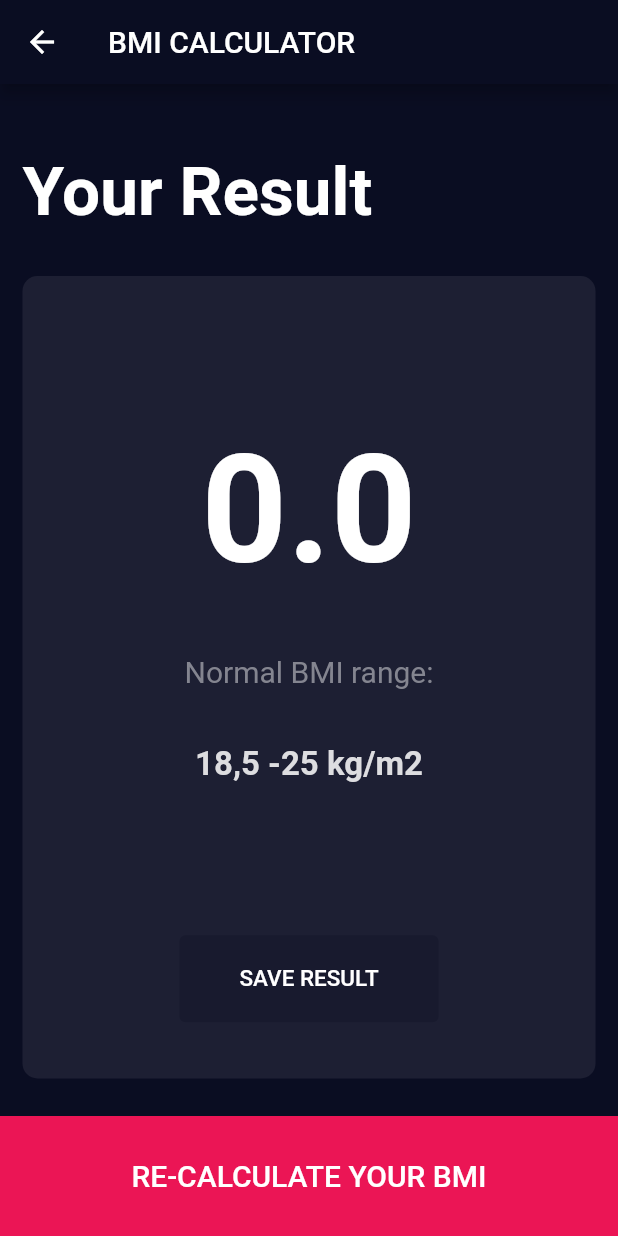
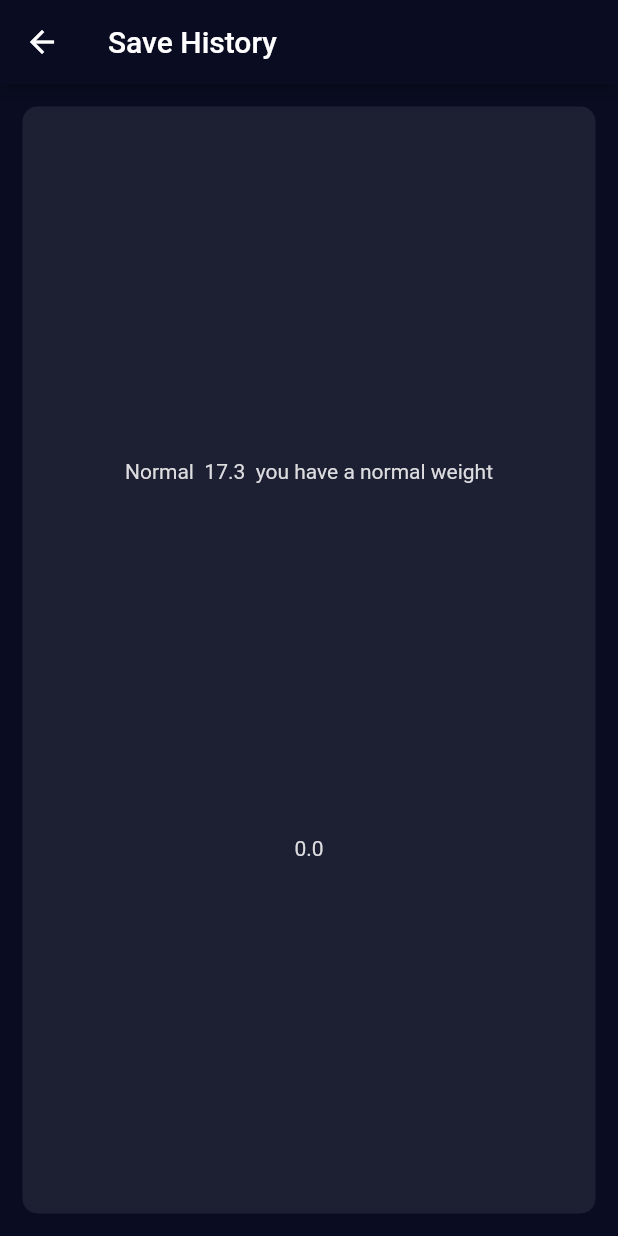
Before and after one commit to Abhishek-J-B-R-I/bmilogic, a Flutter app: the result screen opened directly with empty values, after a tap on "SAVE RESULT", on a phone screen of 412 x 824 dp. Run offline on Flutter 3.47's test engine with Material 2 defaults, Android fonts, the phone set to English and light mode, and no system bars; our stand-ins replace font_awesome_flutter.

Commit message:
i created logic done and many things

```diff
--- a/lib/Components/contant_file.dart
+++ b/lib/Components/contant_file.dart
@@ -28,3 +28,8 @@ const result_bottom_text_styel=TextStyle(
   fontSize: 22,
 
 );
+
+const save_history_style= TextStyle(
+  color: Color(0xFFDDDDE0),
+
+);
--- a/lib/Screen/result.dart
+++ b/lib/Screen/result.dart
@@ -3,7 +3,7 @@ import 'package:bmi/logic/logic.dart';
 import 'package:flutter/material.dart';
 import '../Components/container.dart';
 import '../Components/contant_file.dart';
-
+import 'save_result.dart';
 
 
 class result extends StatelessWidget {
@@ -32,7 +32,22 @@ class result extends StatelessWidget {
               Text("Normal BMI range:", style: TextStyle(color: Color(0xFF848590), fontSize: 20),),
               Text("18,5 -25 kg/m2",style: result_bottom_text_styel,),
               Text(bmi_message,textAlign: TextAlign.center,style: result_bottom_text_styel,),
-              TextButton(onPressed: (){}, child: Text("SAVE RESULT", style: TextStyle(color: Color(0xFFFFFFFF) , fontSize: 15),), style: ButtonStyle(backgroundColor: MaterialStateProperty.all(Color(0xFF181A2E)), padding: MaterialStateProperty.all(EdgeInsets.only(left: 40,right: 40,top: 20,bottom: 20)),),),
+              TextButton(onPressed: (){
+                save_history_list.add(
+                  Row(
+
+                    mainAxisAlignment: MainAxisAlignment.center,
+                    children: [
+                      Text(bmis,style: save_history_style,),
+                      Text(" "),
+                      Text(bmic.toStringAsFixed(1),style: save_history_style,),
+                      Text(" "),
+                      Text(bmi_message,style: save_history_style,)
+                    ],
+                  ),
+                );
+                Navigator.push(context, MaterialPageRoute(builder: (context)=>save_history()));
+              }, child: Text("SAVE RESULT", style: TextStyle(color: Color(0xFFFFFFFF) , fontSize: 15),), style: ButtonStyle(backgroundColor: MaterialStateProperty.all(Color(0xFF181A2E)), padding: MaterialStateProperty.all(EdgeInsets.only(left: 40,right: 40,top: 20,bottom: 20)),),),
 
             ],
           ),(){}),),button_bottom(text: "RE-CALCULATE YOUR BMI", onpre: (){
--- /dev/null
+++ b/lib/Screen/save_result.dart
@@ -0,0 +1,44 @@
+import 'package:bmi/Components/container.dart';
+import 'package:flutter/material.dart';
+import 'result.dart';
+import 'package:bmi/Components/contant_file.dart';
+const avatar=1;
+List<Row> save_history_list =[
+  Row(
+    mainAxisAlignment: MainAxisAlignment.center,
+    children: [
+      Text("Normal ",style: save_history_style,),
+      Text(" 17.3 ", style: save_history_style,),
+      Text(" you have a normal weight", style: save_history_style,)
+    ],
+  ),
+];
+class save_history extends StatelessWidget {
+
+
+  @override
+  Widget build(BuildContext context) {
+    return Scaffold(
+      appBar: AppBar(
+        title: Text("Save History"),
+      ),
+      body:/* Column(
+        mainAxisAlignment: MainAxisAlignment.spaceEvenly,
+        crossAxisAlignment: CrossAxisAlignment.center,
+        children: save_history_list,
+      ),*/
+      Column(
+        children: [
+          Expanded(
+
+            child: container( Color(0xFF1D1F33), Column(
+              mainAxisAlignment: MainAxisAlignment.spaceEvenly,
+              crossAxisAlignment: CrossAxisAlignment.center,
+              children: save_history_list,
+            ), () { }),
+          ),
+        ],
+      )
+    );
+  }
+}
```
